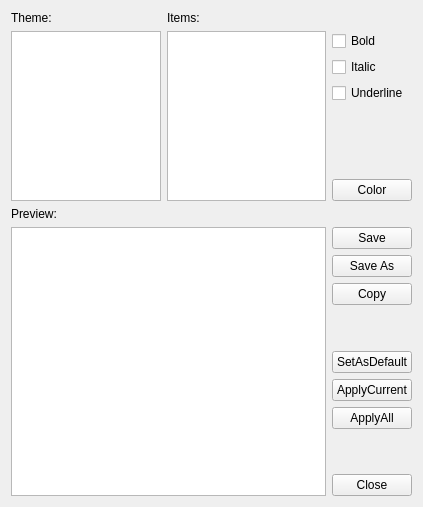
Qt form harbour/contrib/hbide/resources/themesex.ui (harbour/core) before a commit.
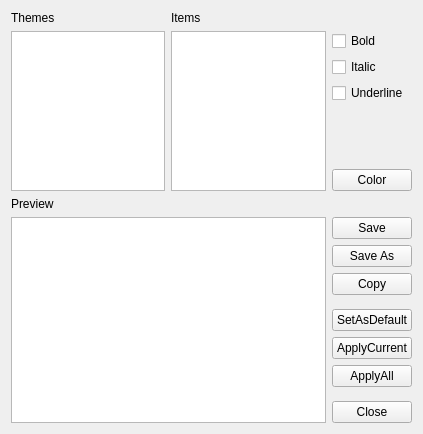
The same form after that commit.

What changed in the file:
```diff
--- a/harbour/contrib/hbide/resources/themesex.ui
+++ b/harbour/contrib/hbide/resources/themesex.ui
@@ -7,7 +7,7 @@
     <x>0</x>
     <y>0</y>
     <width>423</width>
-    <height>507</height>
+    <height>434</height>
    </rect>
   </property>
   <property name="windowTitle">
@@ -16,27 +16,15 @@
   <layout class="QGridLayout" name="gridLayout">
    <item row="0" column="0">
     <widget class="QLabel" name="labelTheme">
-     <property name="maximumSize">
-      <size>
-       <width>40</width>
-       <height>16777215</height>
-      </size>
-     </property>
      <property name="text">
-      <string>Theme:</string>
+      <string>Themes</string>
      </property>
     </widget>
    </item>
-   <item row="0" column="1">
+   <item row="0" column="1" colspan="2">
     <widget class="QLabel" name="labelItems">
-     <property name="maximumSize">
-      <size>
-       <width>40</width>
-       <height>16777215</height>
-      </size>
-     </property>
      <property name="text">
-      <string>Items:</string>
+      <string>Items</string>
      </property>
     </widget>
    </item>
@@ -44,14 +32,14 @@
     <widget class="QListWidget" name="listThemes">
      <property name="minimumSize">
       <size>
-       <width>150</width>
-       <height>170</height>
+       <width>0</width>
+       <height>0</height>
       </size>
      </property>
      <property name="maximumSize">
       <size>
-       <width>150</width>
-       <height>170</height>
+       <width>16777215</width>
+       <height>16777215</height>
       </size>
      </property>
     </widget>
@@ -61,13 +49,13 @@
      <property name="minimumSize">
       <size>
        <width>0</width>
-       <height>170</height>
+       <height>0</height>
       </size>
      </property>
      <property name="maximumSize">
       <size>
        <width>16777215</width>
-       <height>170</height>
+       <height>16777215</height>
       </size>
      </property>
     </widget>
@@ -94,14 +82,14 @@
     </widget>
    </item>
    <item row="4" column="2">
-    <spacer name="verticalSpacer_3">
+    <spacer name="verticalSpacer">
      <property name="orientation">
       <enum>Qt::Vertical</enum>
      </property>
      <property name="sizeHint" stdset="0">
       <size>
-       <width>32</width>
-       <height>63</height>
+       <width>72</width>
+       <height>45</height>
       </size>
      </property>
     </spacer>
@@ -119,10 +107,10 @@
      </property>
     </widget>
    </item>
-   <item row="6" column="0">
-    <widget class="QLabel" name="labelPreview">
+   <item row="6" column="0" colspan="3">
+    <widget class="QLabel" name="label">
      <property name="text">
-      <string>Preview:</string>
+      <string>Preview</string>
      </property>
     </widget>
    </item>
@@ -150,19 +138,6 @@
      </property>
     </widget>
    </item>
-   <item row="10" column="2">
-    <spacer name="verticalSpacer">
-     <property name="orientation">
-      <enum>Qt::Vertical</enum>
-     </property>
-     <property name="sizeHint" stdset="0">
-      <size>
-       <width>20</width>
-       <height>26</height>
-      </size>
-     </property>
-    </spacer>
-   </item>
    <item row="11" column="2">
     <widget class="QPushButton" name="buttonDefault">
      <property name="text">
@@ -184,19 +159,6 @@
      </property>
     </widget>
    </item>
-   <item row="14" column="2">
-    <spacer name="verticalSpacer_2">
-     <property name="orientation">
-      <enum>Qt::Vertical</enum>
-     </property>
-     <property name="sizeHint" stdset="0">
-      <size>
-       <width>20</width>
-       <height>24</height>
-      </size>
-     </property>
-    </spacer>
-   </item>
    <item row="15" column="2">
     <widget class="QPushButton" name="buttonClose">
      <property name="text">
@@ -204,6 +166,32 @@
      </property>
     </widget>
    </item>
+   <item row="10" column="2">
+    <spacer name="verticalSpacer_2">
+     <property name="orientation">
+      <enum>Qt::Vertical</enum>
+     </property>
+     <property name="sizeHint" stdset="0">
+      <size>
+       <width>20</width>
+       <height>40</height>
+      </size>
+     </property>
+    </spacer>
+   </item>
+   <item row="14" column="2">
+    <spacer name="verticalSpacer_3">
+     <property name="orientation">
+      <enum>Qt::Vertical</enum>
+     </property>
+     <property name="sizeHint" stdset="0">
+      <size>
+       <width>20</width>
+       <height>40</height>
+      </size>
+     </property>
+    </spacer>
+   </item>
   </layout>
  </widget>
  <resources/>
```
